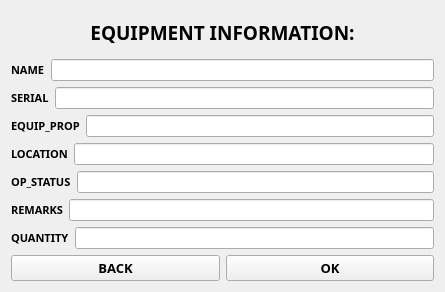
The window that information.ui (markytools/sume-borrower-app) describes before a commit, drawn with Qt 5.
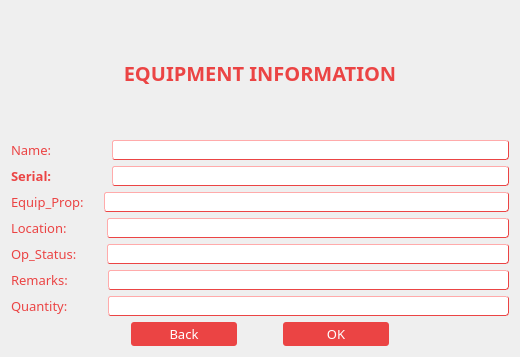
The same window after the commit.

Diff of the .ui file:
```diff
--- a/information.ui
+++ b/information.ui
@@ -6,14 +6,14 @@
    <rect>
     <x>0</x>
     <y>0</y>
-    <width>445</width>
-    <height>292</height>
+    <width>520</width>
+    <height>357</height>
    </rect>
   </property>
   <property name="minimumSize">
    <size>
-    <width>445</width>
-    <height>292</height>
+    <width>500</width>
+    <height>300</height>
    </size>
   </property>
   <property name="maximumSize">
@@ -25,6 +25,13 @@
   <property name="windowTitle">
    <string>Form</string>
   </property>
+  <property name="styleSheet">
+   <string notr="true">#Infiormation{
+background-color:white;
+background:none;
+border:none;
+}</string>
+  </property>
   <layout class="QGridLayout" name="gridLayout">
    <item row="0" column="0">
     <layout class="QVBoxLayout" name="verticalLayout_4">
@@ -32,14 +39,22 @@
       <widget class="QLabel" name="information">
        <property name="font">
         <font>
-         <family>Segoe UI Black</family>
-         <pointsize>14</pointsize>
+         <family>Adobe Gothic Std B</family>
+         <pointsize>15</pointsize>
          <weight>75</weight>
          <bold>true</bold>
         </font>
        </property>
+       <property name="styleSheet">
+        <string notr="true">#information{
+background-color:transparent;
+color: #eb4444;
+background:none;
+border:none;
+}</string>
+       </property>
        <property name="text">
-        <string>EQUIPMENT INFORMATION:</string>
+        <string>EQUIPMENT INFORMATION</string>
        </property>
        <property name="alignment">
         <set>Qt::AlignCenter</set>
@@ -58,19 +73,44 @@
               <widget class="QLabel" name="label_10">
                <property name="font">
                 <font>
-                 <family>Segoe UI Black</family>
-                 <pointsize>8</pointsize>
-                 <weight>75</weight>
-                 <bold>true</bold>
+                 <family>Adobe Gothic Std B</family>
+                 <pointsize>10</pointsize>
+                 <weight>50</weight>
+                 <bold>false</bold>
                 </font>
                </property>
+               <property name="styleSheet">
+                <string notr="true">#label_10{
+background-color:transparent;
+color: #eb4444;
+background:none;
+border:none;
+}</string>
+               </property>
                <property name="text">
-                <string>NAME</string>
+                <string>Name:                </string>
                </property>
               </widget>
              </item>
              <item>
-              <widget class="QLineEdit" name="nameLine"/>
+              <widget class="QLineEdit" name="nameLine">
+               <property name="font">
+                <font>
+                 <family>Adobe Gothic Std B</family>
+                 <pointsize>8</pointsize>
+                </font>
+               </property>
+               <property name="styleSheet">
+                <string notr="true">#nameLine{
+background-color:white;
+color: #eb4444;
+border-style: outset;
+border-width: 1px;
+border-color: #eb4444;
+border-radius: 3px;
+}</string>
+               </property>
+              </widget>
              </item>
             </layout>
            </item>
@@ -80,19 +120,44 @@
               <widget class="QLabel" name="label_9">
                <property name="font">
                 <font>
-                 <family>Segoe UI Black</family>
-                 <pointsize>8</pointsize>
+                 <family>Adobe Gothic Std B</family>
+                 <pointsize>10</pointsize>
                  <weight>75</weight>
                  <bold>true</bold>
                 </font>
                </property>
+               <property name="styleSheet">
+                <string notr="true">#label_9{
+background-color:transparent;
+color: #eb4444;
+background:none;
+border:none;
+}</string>
+               </property>
                <property name="text">
-                <string>SERIAL</string>
+                <string>Serial:                </string>
                </property>
               </widget>
              </item>
              <item>
-              <widget class="QLineEdit" name="serialLine"/>
+              <widget class="QLineEdit" name="serialLine">
+               <property name="font">
+                <font>
+                 <family>Adobe Gothic Std B</family>
+                 <pointsize>8</pointsize>
+                </font>
+               </property>
+               <property name="styleSheet">
+                <string notr="true">#serialLine{
+background-color:white;
+color: #eb4444;
+border-style: outset;
+border-width: 1px;
+border-color: #eb4444;
+border-radius: 3px;
+}</string>
+               </property>
+              </widget>
              </item>
             </layout>
            </item>
@@ -102,19 +167,44 @@
               <widget class="QLabel" name="label_8">
                <property name="font">
                 <font>
-                 <family>Segoe UI Black</family>
-                 <pointsize>8</pointsize>
-                 <weight>75</weight>
-                 <bold>true</bold>
+                 <family>Adobe Gothic Std B</family>
+                 <pointsize>10</pointsize>
+                 <weight>50</weight>
+                 <bold>false</bold>
                 </font>
                </property>
+               <property name="styleSheet">
+                <string notr="true">#label_8{
+background-color:transparent;
+color: #eb4444;
+background:none;
+border:none;
+}</string>
+               </property>
                <property name="text">
-                <string>EQUIP_PROP</string>
+                <string>Equip_Prop:    </string>
                </property>
               </widget>
              </item>
              <item>
-              <widget class="QLineEdit" name="propertyLine"/>
+              <widget class="QLineEdit" name="propertyLine">
+               <property name="font">
+                <font>
+                 <family>Adobe Gothic Std B</family>
+                 <pointsize>8</pointsize>
+                </font>
+               </property>
+               <property name="styleSheet">
+                <string notr="true">#propertyLine{
+background-color:white;
+color: #eb4444;
+border-style: outset;
+border-width: 1px;
+border-color: #eb4444;
+border-radius: 3px;
+}</string>
+               </property>
+              </widget>
              </item>
             </layout>
            </item>
@@ -124,19 +214,44 @@
               <widget class="QLabel" name="label_6">
                <property name="font">
                 <font>
-                 <family>Segoe UI Black</family>
-                 <pointsize>8</pointsize>
-                 <weight>75</weight>
-                 <bold>true</bold>
+                 <family>Adobe Gothic Std B</family>
+                 <pointsize>10</pointsize>
+                 <weight>50</weight>
+                 <bold>false</bold>
                 </font>
                </property>
+               <property name="styleSheet">
+                <string notr="true">#label_6{
+background-color:transparent;
+color: #eb4444;
+background:none;
+border:none;
+}</string>
+               </property>
                <property name="text">
-                <string>LOCATION</string>
+                <string>Location:          </string>
                </property>
               </widget>
              </item>
              <item>
-              <widget class="QLineEdit" name="locationLine"/>
+              <widget class="QLineEdit" name="locationLine">
+               <property name="font">
+                <font>
+                 <family>Adobe Gothic Std B</family>
+                 <pointsize>8</pointsize>
+                </font>
+               </property>
+               <property name="styleSheet">
+                <string notr="true">#locationLine{
+background-color:white;
+color: #eb4444;
+border-style: outset;
+border-width: 1px;
+border-color: #eb4444;
+border-radius: 3px;
+}</string>
+               </property>
+              </widget>
              </item>
             </layout>
            </item>
@@ -146,19 +261,44 @@
               <widget class="QLabel" name="label_7">
                <property name="font">
                 <font>
-                 <family>Segoe UI Black</family>
-                 <pointsize>8</pointsize>
-                 <weight>75</weight>
-                 <bold>true</bold>
+                 <family>Adobe Gothic Std B</family>
+                 <pointsize>10</pointsize>
+                 <weight>50</weight>
+                 <bold>false</bold>
                 </font>
                </property>
+               <property name="styleSheet">
+                <string notr="true">#label_7{
+background-color:transparent;
+color: #eb4444;
+background:none;
+border:none;
+}</string>
+               </property>
                <property name="text">
-                <string>OP_STATUS</string>
+                <string>Op_Status:       </string>
                </property>
               </widget>
              </item>
              <item>
-              <widget class="QLineEdit" name="statusLine"/>
+              <widget class="QLineEdit" name="statusLine">
+               <property name="font">
+                <font>
+                 <family>Adobe Gothic Std B</family>
+                 <pointsize>8</pointsize>
+                </font>
+               </property>
+               <property name="styleSheet">
+                <string notr="true">#statusLine{
+background-color:white;
+color: #eb4444;
+border-style: outset;
+border-width: 1px;
+border-color: #eb4444;
+border-radius: 3px;
+}</string>
+               </property>
+              </widget>
              </item>
             </layout>
            </item>
@@ -168,19 +308,44 @@
               <widget class="QLabel" name="label_5">
                <property name="font">
                 <font>
-                 <family>Segoe UI Black</family>
-                 <pointsize>8</pointsize>
-                 <weight>75</weight>
-                 <bold>true</bold>
+                 <family>Adobe Gothic Std B</family>
+                 <pointsize>10</pointsize>
+                 <weight>50</weight>
+                 <bold>false</bold>
                 </font>
                </property>
+               <property name="styleSheet">
+                <string notr="true">#label_5{
+background-color:transparent;
+color: #eb4444;
+background:none;
+border:none;
+}</string>
+               </property>
                <property name="text">
-                <string>REMARKS</string>
+                <string>Remarks:          </string>
                </property>
               </widget>
              </item>
              <item>
-              <widget class="QLineEdit" name="remarksLine"/>
+              <widget class="QLineEdit" name="remarksLine">
+               <property name="font">
+                <font>
+                 <family>Adobe Gothic Std B</family>
+                 <pointsize>8</pointsize>
+                </font>
+               </property>
+               <property name="styleSheet">
+                <string notr="true">#remarksLine{
+background-color:white;
+color: #eb4444;
+border-style: outset;
+border-width: 1px;
+border-color: #eb4444;
+border-radius: 3px;
+}</string>
+               </property>
+              </widget>
              </item>
             </layout>
            </item>
@@ -192,19 +357,44 @@
             <widget class="QLabel" name="label_4">
              <property name="font">
               <font>
-               <family>Segoe UI Black</family>
-               <pointsize>8</pointsize>
-               <weight>75</weight>
-               <bold>true</bold>
+               <family>Adobe Gothic Std B</family>
+               <pointsize>10</pointsize>
+               <weight>50</weight>
+               <bold>false</bold>
               </font>
              </property>
+             <property name="styleSheet">
+              <string notr="true">#label_4{
+background-color:transparent;
+color: #eb4444;
+background:none;
+border:none;
+}</string>
+             </property>
              <property name="text">
-              <string>QUANTITY</string>
+              <string>Quantity:          </string>
              </property>
             </widget>
            </item>
            <item>
-            <widget class="QLineEdit" name="quantityLine"/>
+            <widget class="QLineEdit" name="quantityLine">
+             <property name="font">
+              <font>
+               <family>Adobe Gothic Std B</family>
+               <pointsize>8</pointsize>
+              </font>
+             </property>
+             <property name="styleSheet">
+              <string notr="true">#quantityLine{
+background-color:white;
+color: #eb4444;
+border-style: outset;
+border-width: 1px;
+border-color: #eb4444;
+border-radius: 3px;
+}</string>
+             </property>
+            </widget>
            </item>
           </layout>
          </item>
@@ -212,36 +402,102 @@
        </item>
        <item>
         <layout class="QHBoxLayout" name="horizontalLayout_8">
+         <item>
+          <spacer name="horizontalSpacer">
+           <property name="orientation">
+            <enum>Qt::Horizontal</enum>
+           </property>
+           <property name="sizeType">
+            <enum>QSizePolicy::Fixed</enum>
+           </property>
+           <property name="sizeHint" stdset="0">
+            <size>
+             <width>120</width>
+             <height>20</height>
+            </size>
+           </property>
+          </spacer>
+         </item>
          <item>
           <widget class="QPushButton" name="BackButton">
            <property name="font">
             <font>
-             <family>Segoe UI Black</family>
+             <family>Adobe Gothic Std B</family>
              <pointsize>10</pointsize>
-             <weight>75</weight>
-             <bold>true</bold>
+             <weight>50</weight>
+             <bold>false</bold>
             </font>
            </property>
+           <property name="styleSheet">
+            <string notr="true">#BackButton{
+background-color: #eb4444;
+color: white;
+border-style: outset;
+border-radius: 3px;
+padding: 3px;
+}</string>
+           </property>
            <property name="text">
-            <string>BACK</string>
+            <string>Back</string>
            </property>
           </widget>
          </item>
+         <item>
+          <spacer name="horizontalSpacer_2">
+           <property name="orientation">
+            <enum>Qt::Horizontal</enum>
+           </property>
+           <property name="sizeType">
+            <enum>QSizePolicy::Fixed</enum>
+           </property>
+           <property name="sizeHint" stdset="0">
+            <size>
+             <width>40</width>
+             <height>20</height>
+            </size>
+           </property>
+          </spacer>
+         </item>
          <item>
           <widget class="QPushButton" name="OKButton">
            <property name="font">
             <font>
-             <family>Segoe UI Black</family>
+             <family>Adobe Gothic Std B</family>
              <pointsize>10</pointsize>
-             <weight>75</weight>
-             <bold>true</bold>
+             <weight>50</weight>
+             <bold>false</bold>
             </font>
            </property>
+           <property name="styleSheet">
+            <string notr="true">#OKButton{
+background-color: #eb4444;
+color: white;
+border-style: outset;
+border-radius: 3px;
+padding: 3px;
+}</string>
+           </property>
            <property name="text">
             <string>OK</string>
            </property>
           </widget>
          </item>
+         <item>
+          <spacer name="horizontalSpacer_3">
+           <property name="orientation">
+            <enum>Qt::Horizontal</enum>
+           </property>
+           <property name="sizeType">
+            <enum>QSizePolicy::Fixed</enum>
+           </property>
+           <property name="sizeHint" stdset="0">
+            <size>
+             <width>120</width>
+             <height>20</height>
+            </size>
+           </property>
+          </spacer>
+         </item>
         </layout>
        </item>
       </layout>
```
